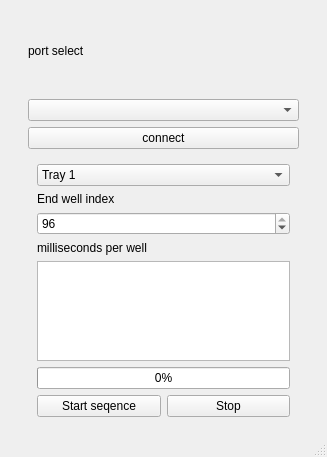
Above: mainwindow.ui from nrish/machine-interface-caltech before the change. Below: the same form after it.
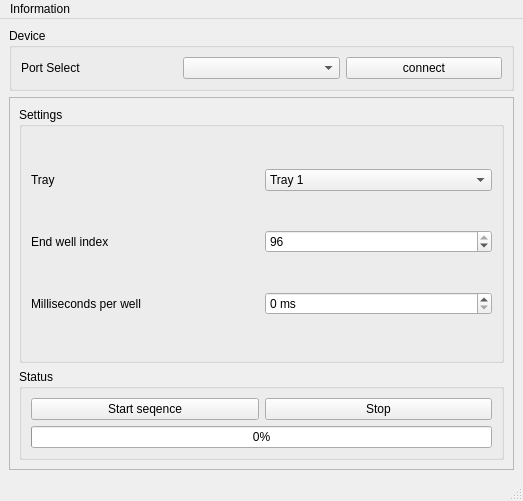
That is the form after the change.

The edit to the form file:
```diff
--- a/mainwindow.ui
+++ b/mainwindow.ui
@@ -6,8 +6,8 @@
    <rect>
     <x>0</x>
     <y>0</y>
-    <width>327</width>
-    <height>457</height>
+    <width>523</width>
+    <height>501</height>
    </rect>
   </property>
   <property name="minimumSize">
@@ -21,12 +21,28 @@
   </property>
   <widget class="QWidget" name="centralwidget">
    <layout class="QGridLayout" name="gridLayout">
-    <item row="0" column="1">
-     <layout class="QVBoxLayout" name="verticalLayout_3">
+    <item row="0" column="0" colspan="2">
+     <widget class="QGroupBox" name="groupBoxDevice">
+      <property name="sizePolicy">
+       <sizepolicy hsizetype="Preferred" vsizetype="Maximum">
+        <horstretch>0</horstretch>
+        <verstretch>0</verstretch>
+       </sizepolicy>
+      </property>
+      <property name="title">
+       <string>Device</string>
+      </property>
+      <layout class="QHBoxLayout" name="horizontalLayout">
       <item>
        <widget class="QLabel" name="label_4">
+         <property name="sizePolicy">
+          <sizepolicy hsizetype="Preferred" vsizetype="Maximum">
+           <horstretch>0</horstretch>
+           <verstretch>0</verstretch>
+          </sizepolicy>
+         </property>
         <property name="text">
-         <string>port select</string>
+          <string>Port Select</string>
         </property>
        </widget>
       </item>
@@ -34,32 +50,31 @@
        <widget class="QComboBox" name="portCombo"/>
       </item>
       <item>
-       <widget class="QPushButton" name="connect">
+        <widget class="QPushButton" name="pushConnect">
         <property name="text">
          <string>connect</string>
         </property>
        </widget>
       </item>
      </layout>
+     </widget>
     </item>
-    <item row="1" column="1">
-     <widget class="QFrame" name="inputBox">
-      <property name="enabled">
-       <bool>true</bool>
+    <item row="1" column="0" colspan="2">
+     <widget class="QFrame" name="frame">
+      <property name="frameShape">
+       <enum>QFrame::StyledPanel</enum>
       </property>
-      <property name="maximumSize">
-       <size>
-        <width>271</width>
-        <height>271</height>
-       </size>
+      <property name="frameShadow">
+       <enum>QFrame::Raised</enum>
       </property>
-      <property name="autoFillBackground">
-       <bool>false</bool>
-      </property>
-      <layout class="QVBoxLayout" name="verticalLayout_2">
-       <item>
         <layout class="QVBoxLayout" name="verticalLayout">
          <item>
+        <widget class="QGroupBox" name="groupBoxSettings">
+         <property name="title">
+          <string>Settings</string>
+         </property>
+         <layout class="QGridLayout" name="gridLayout_3">
+          <item row="1" column="1">
           <widget class="QComboBox" name="trayCombo">
            <item>
             <property name="text">
@@ -113,14 +128,14 @@
            </item>
           </widget>
          </item>
-         <item>
-          <widget class="QLabel" name="label_2">
+          <item row="1" column="0">
+           <widget class="QLabel" name="label">
            <property name="text">
-            <string>End well index</string>
+             <string>Tray</string>
            </property>
           </widget>
          </item>
-         <item>
+          <item row="2" column="1">
           <widget class="QSpinBox" name="endWell">
            <property name="maximum">
             <number>96</number>
@@ -130,35 +145,57 @@
            </property>
           </widget>
          </item>
-         <item>
+          <item row="2" column="0">
+           <widget class="QLabel" name="label_2">
+            <property name="text">
+             <string>End well index</string>
+            </property>
+           </widget>
+          </item>
+          <item row="4" column="0">
           <widget class="QLabel" name="label_3">
            <property name="text">
-            <string>milliseconds per well</string>
+             <string>Milliseconds per well</string>
            </property>
           </widget>
          </item>
-         <item>
-          <widget class="QPlainTextEdit" name="timeInput"/>
-         </item>
-        </layout>
+          <item row="4" column="1">
+           <widget class="QSpinBox" name="timeWell">
+            <property name="suffix">
+             <string> ms</string>
+            </property>
+           </widget>
+          </item>
+         </layout>
+        </widget>
        </item>
        <item>
+        <widget class="QGroupBox" name="groupBoxStatus">
+         <property name="sizePolicy">
+          <sizepolicy hsizetype="Preferred" vsizetype="Maximum">
+           <horstretch>0</horstretch>
+           <verstretch>0</verstretch>
+          </sizepolicy>
+         </property>
+         <property name="title">
+          <string>Status</string>
+         </property>
+         <layout class="QGridLayout" name="gridLayout_2">
+          <item row="4" column="0" colspan="2">
         <widget class="QProgressBar" name="progressBar">
          <property name="value">
           <number>0</number>
          </property>
         </widget>
        </item>
-       <item>
-        <layout class="QHBoxLayout" name="horizontalLayout">
-         <item>
+          <item row="2" column="0">
           <widget class="QPushButton" name="startButton">
            <property name="text">
             <string>Start seqence</string>
            </property>
           </widget>
          </item>
-         <item>
+          <item row="2" column="1">
           <widget class="QPushButton" name="stopButton">
            <property name="text">
             <string>Stop</string>
@@ -166,6 +203,7 @@
           </widget>
          </item>
         </layout>
+        </widget>
        </item>
       </layout>
      </widget>
@@ -177,10 +215,25 @@
     <rect>
      <x>0</x>
      <y>0</y>
-     <width>327</width>
-     <height>31</height>
+     <width>523</width>
+     <height>24</height>
     </rect>
    </property>
+   <widget class="QMenu" name="menuAbout">
+    <property name="title">
+     <string>Information</string>
+    </property>
+    <widget class="QMenu" name="menuTray_Layout">
+     <property name="title">
+      <string>Tray Layout</string>
+     </property>
+     <addaction name="actionTray_Layout_2"/>
+     <addaction name="actionWell_Layout"/>
+    </widget>
+    <addaction name="actionAbout"/>
+    <addaction name="menuTray_Layout"/>
+   </widget>
+   <addaction name="menuAbout"/>
   </widget>
   <widget class="QStatusBar" name="statusbar"/>
  </widget>
```
Left out of the diff: 15 changed lines with no effect on the pictures. Lines whose indentation alone changed are shown as unchanged.
